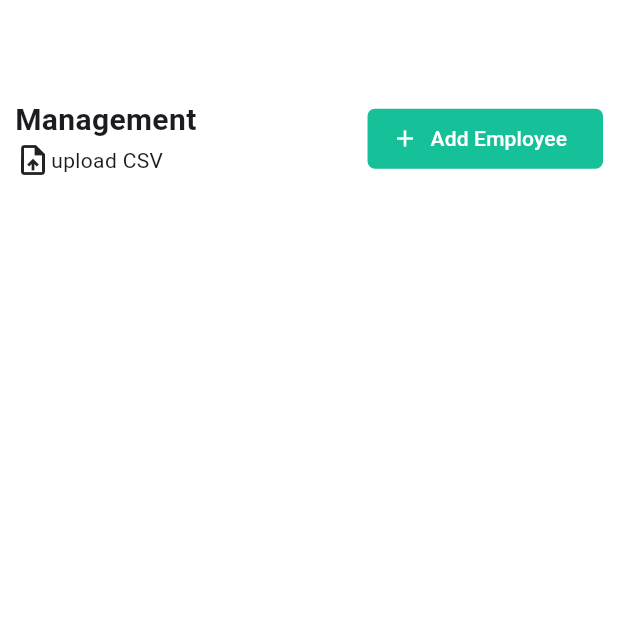
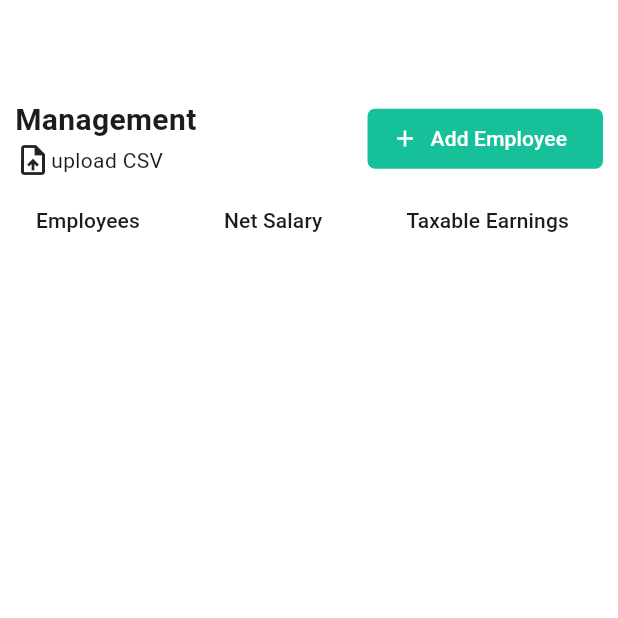
Before and after one commit to hirpha/demoz, a Flutter app: the PayrollTable screen opened directly, on a phone screen of 412 x 824 dp, the top half of it. Run offline on Flutter 3.47's test engine with Material 3 defaults, Android fonts, the phone set to English and light mode, and no system bars; our stand-ins replace bloc, equatable, flutter_bloc, flutter_svg, hive, hive_flutter and 2 more; accounts and stored records are empty.

Commit message:
payroll added

```diff
--- a/lib/features/payroll/presentation/pages/payrolltable.dart
+++ b/lib/features/payroll/presentation/pages/payrolltable.dart
@@ -1,9 +1,28 @@
 import 'package:flutter/material.dart';
 import 'package:flutter_bloc/flutter_bloc.dart';
+import 'package:shared_preferences/shared_preferences.dart';
 
 import '../../../employe/presentation/bloc/employe_bloc.dart';
 
-class PayrollTable extends StatelessWidget {
+class PayrollTable extends StatefulWidget {
+  const PayrollTable({super.key});
+  @override
+  State<PayrollTable> createState() => _PayrollTableState();
+}
+
+class _PayrollTableState extends State<PayrollTable> {
+  @override
+  void initState() {
+    super.initState();
+    getEmployees();
+  }
+
+  Future<void> getEmployees() async {
+    SharedPreferences sharedPreferences = await SharedPreferences.getInstance();
+    String companyId = sharedPreferences.getString('companyId') ?? '';
+    BlocProvider.of<EmployeBloc>(context).add(EmployeGetEmployees(companyId));
+  }
+
   @override
   Widget build(BuildContext context) {
     return Scaffold(
@@ -64,6 +83,9 @@ class PayrollTable extends StatelessWidget {
                     SnackBar(content: Text('Failed to get employees')),
                   );
                 }
+                if (state is EmployeGetEmployeesSuccess) {
+                  print('Employees fetched successfully');
+                }
               },
               builder: (context, state) {
                 if (state is EmployeGetEmployeesSuccess) {
@@ -87,11 +109,16 @@ class PayrollTable extends StatelessWidget {
                           index % 2 == 1
                               ? Colors.grey.shade200
                               : Colors.transparent,
+                          state.employees[index].grossSalary! -
+                              (state.employees[index].grossSalary! * .1) -
+                              ((state.employees[index].grossSalary! -
+                                      state.employees[index].grossSalary! *
+                                          .1) *
+                                  .2),
+                          state.employees[index].taxableEarnings ?? "",
                           state.employees[index].grossSalary ?? 0,
-                          state.employees[index].grossSalary ?? 0,
-                          state.employees[index].grossSalary ?? 0,
-                          state.employees[index].grossSalary ?? 0,
-                          state.employees[index].grossSalary ?? 0,
+                          state.employees[index].grossSalary! * 0.1,
+                          state.employees[index].grossSalary!,
                           state.employees[index].employeeName ?? '',
                         ),
                       ),
@@ -107,17 +134,24 @@ class PayrollTable extends StatelessWidget {
     );
   }
 
-  DataRow buildRow(Color color, int netSalary, int taxableEarnings,
-      int incomeTax, int pensionTax, int grossPay, String employees) {
+  DataRow buildRow(Color color, double netSalary, String taxableEarnings,
+      int incomeTax, double pensionTax, int grossPay, String employees) {
     return DataRow(
       cells: [
         buildCell(employees, columnIndex: 0),
-        buildCell(netSalary.toString(), columnIndex: 1),
+        buildCell(netSalary.toStringAsFixed(2), columnIndex: 1),
         buildCell(taxableEarnings.toString(), columnIndex: 2),
         buildCell(incomeTax.toString(), columnIndex: 3),
-        buildCell(pensionTax.toString(), columnIndex: 4),
+        buildCell(pensionTax.toStringAsFixed(2), columnIndex: 4),
         buildCell(grossPay.toString(), columnIndex: 5),
         DataCell(ElevatedButton(
+          style: ElevatedButton.styleFrom(
+            backgroundColor: Color(0xFF16C098),
+            foregroundColor: Colors.white,
+            shape: RoundedRectangleBorder(
+              borderRadius: BorderRadius.circular(5),
+            ),
+          ),
           onPressed: () {
             print('Pay button clicked for $grossPay');
           },
```
Also changed, not shown: lib/features/employe/presentation/pages/employee.dart (+54 -9 lines).
